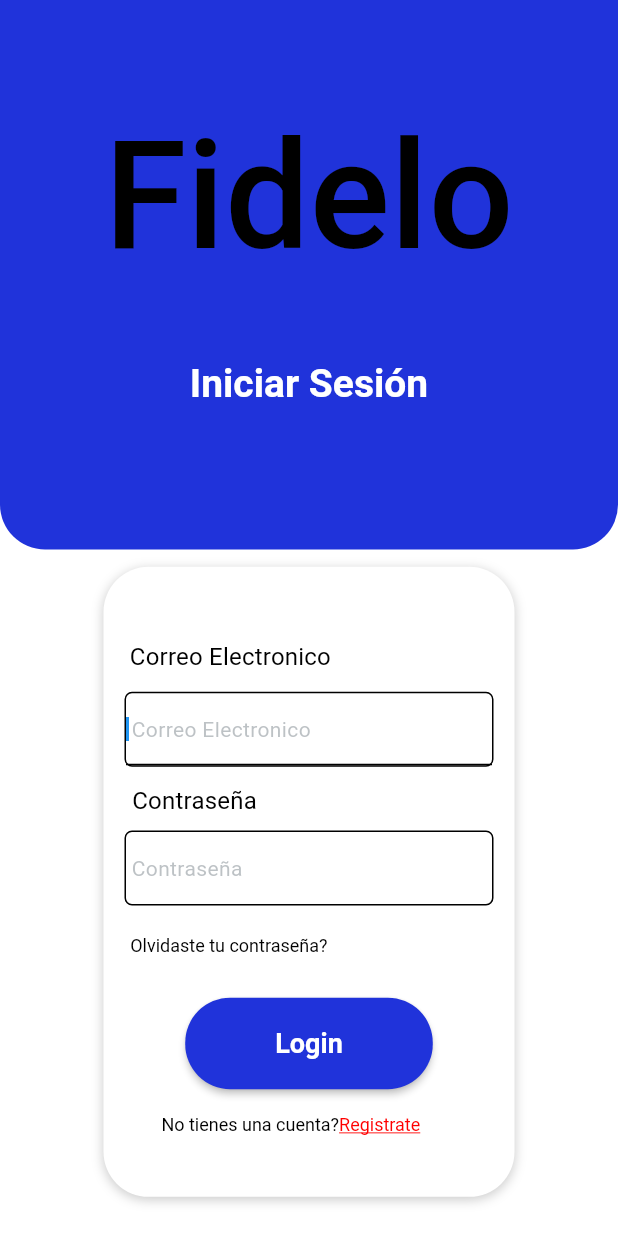
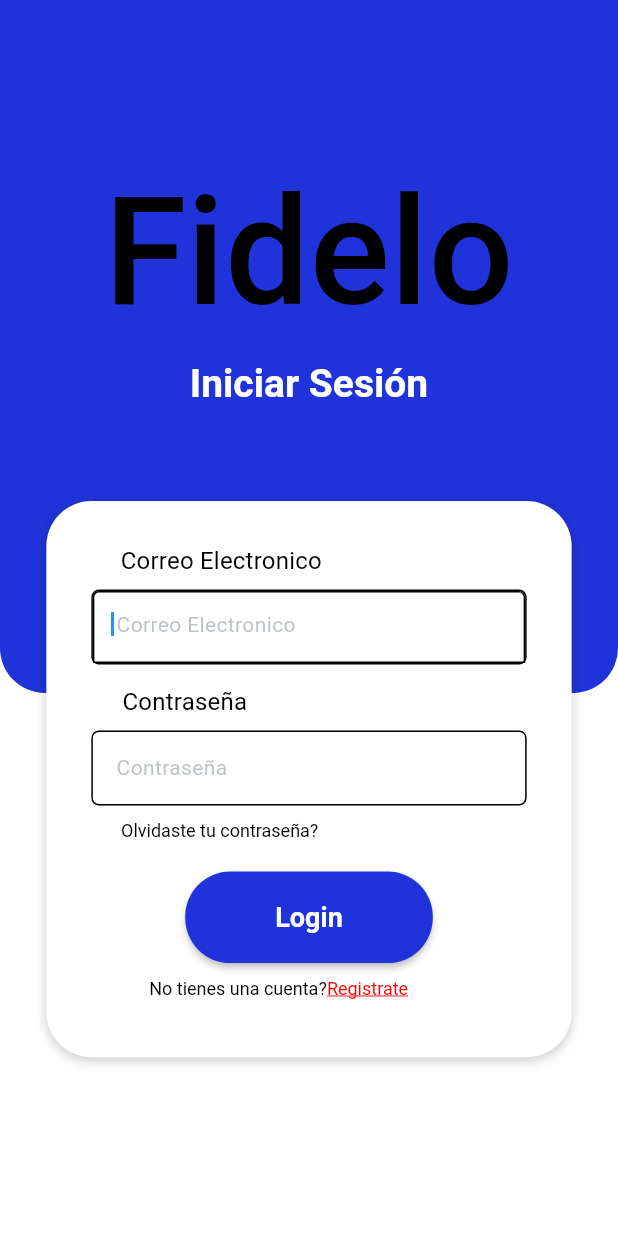
Before and after one commit to JhairEsp/Fidelo-Usuario, a Flutter app: the screen it shows after launch, on a phone screen of 412 x 824 dp. Run offline on Flutter 3.47's test engine with Material 2 defaults, Android fonts, the phone set to English and light mode, and no system bars; our stand-ins replace cloud_firestore, firebase_auth, firebase_core; accounts and stored records are empty; Roboto replaces fonts that are missing (Pacifico, Poppins).

Commit message:
Responsive Login

```diff
--- a/lib/Screens/LoginScreens/Login.dart
+++ b/lib/Screens/LoginScreens/Login.dart
@@ -1,7 +1,7 @@
-import "package:fidelo/Screens/LoginScreens/ForgotPassword.dart";
+import 'package:fidelo/Screens/LoginScreens/ForgotPassword.dart';
 import 'package:fidelo/Screens/RegisterScreens/Register1.dart';
-import "package:firebase_auth/firebase_auth.dart";
-import "package:flutter/material.dart";
+import 'package:firebase_auth/firebase_auth.dart';
+import 'package:flutter/material.dart';
 
 class Login extends StatefulWidget {
   @override
@@ -10,33 +10,20 @@ class Login extends StatefulWidget {
 
 class _LoginState extends State<Login> {
   final _emailController = TextEditingController();
-
   final _passwordController = TextEditingController();
 
   Future signIn() async {
     await FirebaseAuth.instance.signInWithEmailAndPassword(
       email: _emailController.text.trim(),
-        password: _passwordController.text.trim());
+      password: _passwordController.text.trim(),
+    );
   }
 
   @override
   void dispose() {
     _emailController.dispose();
     _passwordController.dispose();
-  }
-
-  String? validateTextField1(String? value) {
-    if (value == null || value.isEmpty) {
-      return "El campo no puede estar vacío";
-    }
-    return null;
-  }
-
-  String? validateTextField2(String? value) {
-    if (value == null || value.isEmpty) {
-      return "El campo no puede estar vacío";
-    }
-    return null;
+    super.dispose();
   }
 
   @override
@@ -51,15 +38,14 @@ class _LoginState extends State<Login> {
       ),
       backgroundColor: Colors.white,
       body: SafeArea(
-        child: GestureDetector(
         child: Stack(
           children: [
             Align(
               alignment: AlignmentDirectional(-0.11, -1.3),
               child: Container(
                 width: double.infinity,
-                  height: 370,
-                  decoration: const BoxDecoration(
+                height: MediaQuery.of(context).size.height * 0.55,
+                decoration: BoxDecoration(
                   color: Color(0xFF2033DA),
                   borderRadius: BorderRadius.only(
                     bottomLeft: Radius.circular(30),
@@ -68,7 +54,7 @@ class _LoginState extends State<Login> {
                     topRight: Radius.circular(0),
                   ),
                 ),
-                  child: const Align(
+                child: Align(
                   alignment: AlignmentDirectional(0, -0.4),
                   child: Text(
                     'Fidelo',
@@ -82,7 +68,7 @@ class _LoginState extends State<Login> {
                 ),
               ),
             ),
-              const Align(
+            Align(
               alignment: AlignmentDirectional(0, -0.5),
               child: Text(
                 'Iniciar Sesión',
@@ -95,11 +81,10 @@ class _LoginState extends State<Login> {
               ),
             ),
             Align(
-                alignment: const AlignmentDirectional(0, 0.85),
-                child: SingleChildScrollView(
+              alignment: AlignmentDirectional(0, 0.4), // Ajusta la posición vertical
               child: Container(
-                    width: 274,
-                    height: 420,
+                width: MediaQuery.of(context).size.width * 0.85,
+                height: MediaQuery.of(context).size.height * 0.45,
                 decoration: BoxDecoration(
                   color: Colors.white,
                   boxShadow: const [
@@ -111,10 +96,13 @@ class _LoginState extends State<Login> {
                   ],
                   borderRadius: BorderRadius.circular(30),
                 ),
-                    child: Stack(
+                child: ListView(
+                  padding: EdgeInsets.symmetric(horizontal: 30),
                   children: [
+                    SizedBox(height: 30),
                     const Align(
                       alignment: AlignmentDirectional(-0.75, -0.75),
+
                       child: Text(
                         'Correo Electronico',
                         style: TextStyle(
@@ -125,10 +113,8 @@ class _LoginState extends State<Login> {
                         ),
                       ),
                     ),
-                        Align(
-                          alignment: const AlignmentDirectional(0, -0.55),
-                          child: Container(
-                            width: 246,
+                    SizedBox(height: 10),
+                    Container(
                       height: 50,
                       decoration: BoxDecoration(
                         color: Colors.white,
@@ -141,7 +127,7 @@ class _LoginState extends State<Login> {
                         controller: _emailController,
                         autofocus: true,
                         obscureText: false,
-                              decoration: const InputDecoration(
+                        decoration: InputDecoration(
                           hintText: ' Correo Electronico',
                           hintStyle: TextStyle(
                             color: Color.fromARGB(100, 87, 99, 108),
@@ -149,7 +135,7 @@ class _LoginState extends State<Login> {
                             fontWeight: FontWeight.normal,
                             letterSpacing: 0.25,
                           ),
-                                enabledBorder: UnderlineInputBorder(
+                          enabledBorder: OutlineInputBorder(
                             borderSide: BorderSide(
                               color: Colors.black,
                               width: 1,
@@ -159,7 +145,7 @@ class _LoginState extends State<Login> {
                               topRight: Radius.circular(4.0),
                             ),
                           ),
-                                focusedBorder: UnderlineInputBorder(
+                          focusedBorder: OutlineInputBorder(
                             borderSide: BorderSide(
                               color: Colors.black,
                               width: 1,
@@ -169,7 +155,7 @@ class _LoginState extends State<Login> {
                               topRight: Radius.circular(4.0),
                             ),
                           ),
-                                errorBorder: UnderlineInputBorder(
+                          errorBorder: OutlineInputBorder(
                             borderSide: BorderSide(
                               color: Color(0x00000000),
                               width: 1,
@@ -179,7 +165,7 @@ class _LoginState extends State<Login> {
                               topRight: Radius.circular(4.0),
                             ),
                           ),
-                                focusedErrorBorder: UnderlineInputBorder(
+                          focusedErrorBorder: OutlineInputBorder(
                             borderSide: BorderSide(
                               color: Colors.black,
                               width: 1,
@@ -190,14 +176,14 @@ class _LoginState extends State<Login> {
                             ),
                           ),
                         ),
-                              style: const TextStyle(
+                        style: TextStyle(
                           fontSize: 14,
                           fontFamily: 'Poppins',
                           color: Colors.black,
                         ),
                       ),
                     ),
-                        ),
+                    SizedBox(height: 15),
                     const Align(
                       alignment: AlignmentDirectional(-0.8, -0.27),
                       child: Text(
@@ -210,10 +196,8 @@ class _LoginState extends State<Login> {
                         ),
                       ),
                     ),
-                        Align(
-                          alignment: const AlignmentDirectional(0, -0.05),
-                          child: Container(
-                            width: 246,
+                    SizedBox(height: 10),
+                    Container(
                       height: 50,
                       decoration: BoxDecoration(
                         color: Colors.white,
@@ -226,7 +210,7 @@ class _LoginState extends State<Login> {
                         controller: _passwordController,
                         autofocus: true,
                         obscureText: true,
-                              decoration: const InputDecoration(
+                        decoration: InputDecoration(
                           hintText: ' Contraseña',
                           hintStyle: TextStyle(
                             color: Color.fromARGB(100, 87, 99, 108),
@@ -234,7 +218,7 @@ class _LoginState extends State<Login> {
                             fontSize: 14,
                             letterSpacing: 0.25,
                           ),
-                                enabledBorder: UnderlineInputBorder(
+                          enabledBorder: OutlineInputBorder(
                             borderSide: BorderSide(
                               color: Color(0x00000000),
                               width: 1,
@@ -244,7 +228,7 @@ class _LoginState extends State<Login> {
                               topRight: Radius.circular(4.0),
                             ),
                           ),
-                                focusedBorder: UnderlineInputBorder(
+                          focusedBorder: OutlineInputBorder(
                             borderSide: BorderSide(
                               color: Color(0x00000000),
                               width: 1,
@@ -254,7 +238,7 @@ class _LoginState extends State<Login> {
                               topRight: Radius.circular(4.0),
                             ),
                           ),
-                                errorBorder: UnderlineInputBorder(
+                          errorBorder: OutlineInputBorder(
                             borderSide: BorderSide(
                               color: Color(0x00000000),
                               width: 1,
@@ -264,7 +248,7 @@ class _LoginState extends State<Login> {
                               topRight: Radius.circular(4.0),
                             ),
                           ),
-                                focusedErrorBorder: UnderlineInputBorder(
+                          focusedErrorBorder: OutlineInputBorder(
                             borderSide: BorderSide(
                               color: Color(0x00000000),
                               width: 1,
@@ -275,7 +259,7 @@ class _LoginState extends State<Login> {
                             ),
                           ),
                         ),
-                              style: const TextStyle(
+                        style: TextStyle(
                           color: Colors.black,
                           fontSize: 16,
                           fontFamily: "Poppins",
@@ -283,7 +267,7 @@ class _LoginState extends State<Login> {
                         ),
                       ),
                     ),
-                        ),
+                    SizedBox(height: 10),
                     Align(
                       alignment: const AlignmentDirectional(-0.75, 0.21),
                       child: GestureDetector(
@@ -291,8 +275,9 @@ class _LoginState extends State<Login> {
                           Navigator.push(
                             context,
                             MaterialPageRoute(
-                                      builder: (context) =>
-                                          const ForgotPassword()));
+                              builder: (context) => const ForgotPassword(),
+                            ),
+                          );
                         },
                         child: const Text(
                           'Olvidaste tu contraseña?',
@@ -304,10 +289,11 @@ class _LoginState extends State<Login> {
                         ),
                       ),
                     ),
+                    SizedBox(height: 20),
                     Align(
                       alignment: const AlignmentDirectional(0, 0.6),
                       child: ElevatedButton(
-                            onPressed: () => signIn(),
+                        onPressed: signIn,
                         child: Text(
                           'Login',
                           style: TextStyle(
@@ -321,13 +307,16 @@ class _LoginState extends State<Login> {
                           primary: Color(0xFF2033DA),
                           onPrimary: Colors.white,
                           padding: EdgeInsets.symmetric(
-                                  vertical: 20, horizontal: 60),
+                            vertical: 20,
+                            horizontal: 60,
+                          ),
                           shape: RoundedRectangleBorder(
                             borderRadius: BorderRadius.circular(30),
                           ),
                         ),
                       ),
                     ),
+                    SizedBox(height: 10),
                     Align(
                       alignment: const AlignmentDirectional(0, 0.8),
                       child: Row(
@@ -347,8 +336,8 @@ class _LoginState extends State<Login> {
                                 context,
                                 MaterialPageRoute(
                                   builder: (context) => Register1(),
-                                      ));
-                                  // Agregar aquí la acción que deseas realizar al hacer clic en el hipervínculo
+                                ),
+                              );
                             },
                             child: const Text(
                               'Registrate',
@@ -356,8 +345,7 @@ class _LoginState extends State<Login> {
                                 fontFamily: 'Poppins',
                                 color: Color(0xFFFF0000),
                                 fontSize: 12,
-                                    decoration: TextDecoration
-                                        .underline, // Agregamos una línea subrayada al texto
+                                decoration: TextDecoration.underline,
                               ),
                             ),
                           )
@@ -368,9 +356,7 @@ class _LoginState extends State<Login> {
                 ),
               ),
             ),
-              ),
           ],
-          ),
         ),
       ),
     );
```
Lines whose indentation alone changed are shown as unchanged.
